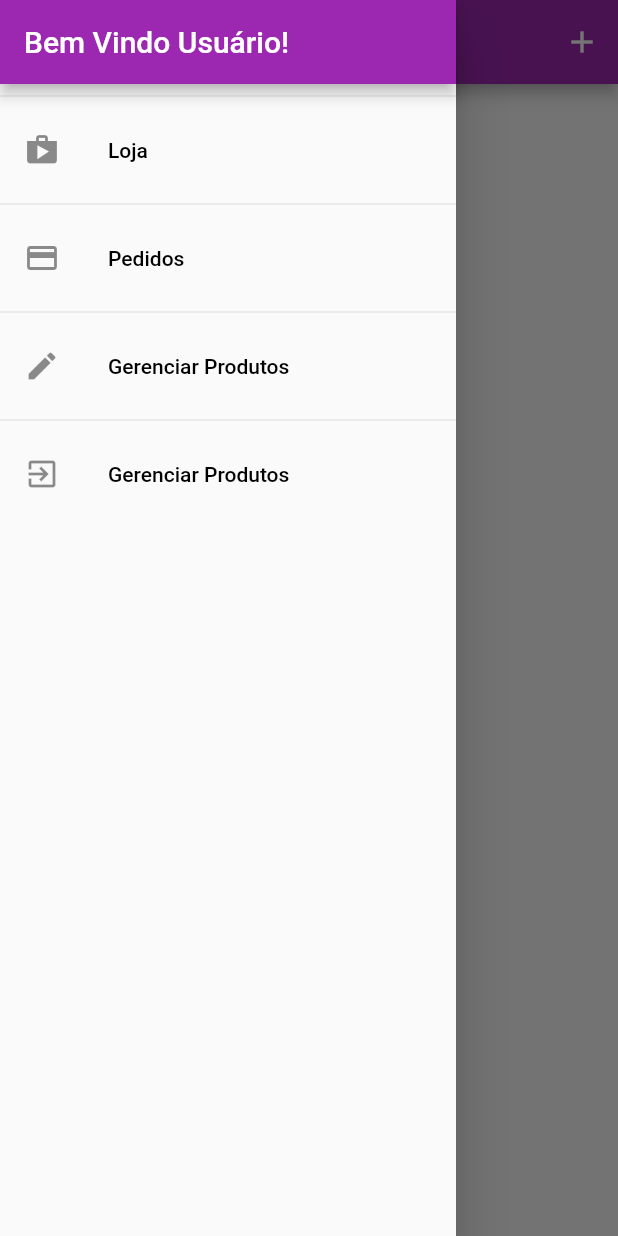
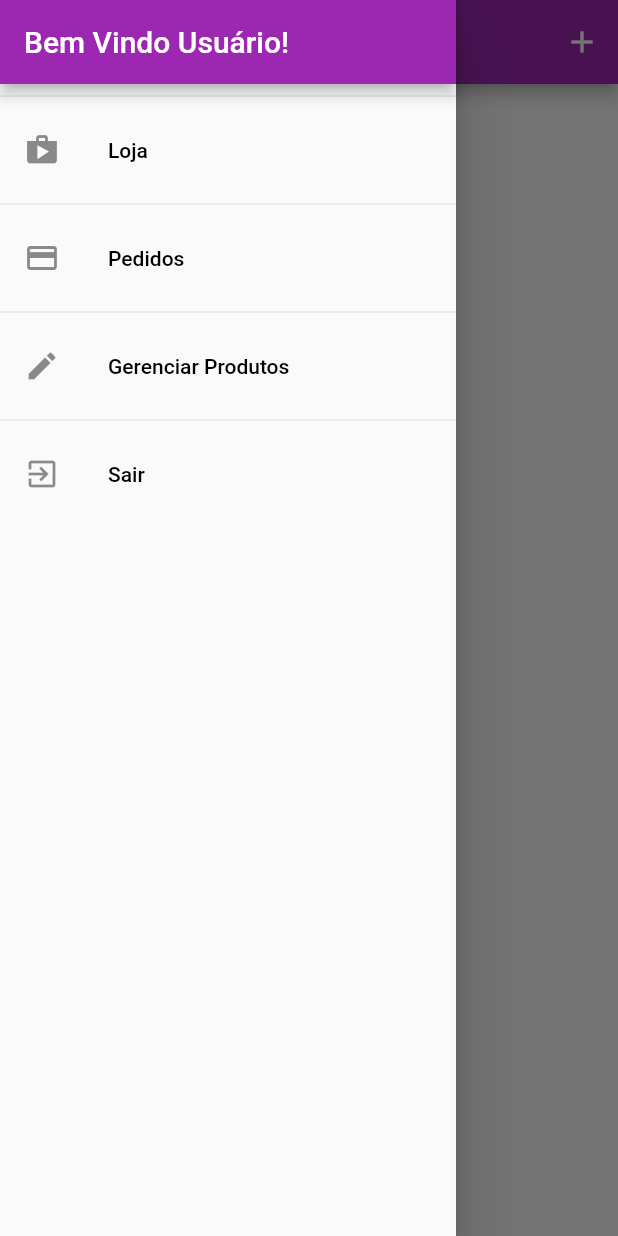
Before and after one commit to Jose-Alves92/shop, a Flutter app: the ProductsPage screen opened by its route, with the side drawer open, on a phone screen of 412 x 824 dp. Run offline on Flutter 3.47's test engine with Material 2 defaults, Android fonts, the phone set to English and light mode, and no system bars; our stand-ins replace shared_preferences; accounts and stored records are empty; network calls fail.

Commit message:
Ajuste de layout

```diff
--- a/lib/components/app_drawer_widget.dart
+++ b/lib/components/app_drawer_widget.dart
@@ -49,7 +49,7 @@ class AppDrawerWidget extends StatelessWidget {
           const Divider(),
           ListTile(
             leading: const Icon(Icons.exit_to_app),
-            title: const Text('Gerenciar Produtos',
+            title: const Text('Sair',
                 style: TextStyle(color: Colors.black)),
             onTap: () {
               Provider.of<AuthModel>(context, listen: false).logout();
--- a/lib/components/order_widget.dart
+++ b/lib/components/order_widget.dart
@@ -1,4 +1,4 @@
-import 'dart:math';
+
 import 'package:flutter/material.dart';
 import 'package:intl/intl.dart';
 import 'package:shop/models/order_model.dart';
--- a/lib/pages/product_detail_page.dart
+++ b/lib/pages/product_detail_page.dart
@@ -16,6 +16,7 @@ class ProductDetailPage extends StatelessWidget {
             pinned: true,
             flexibleSpace: FlexibleSpaceBar(
               title: Text(product.name),
+              centerTitle: true,
               background: Stack(fit: StackFit.expand, children: [
                 Hero(
                   tag: product.id,
```
Also changed, not shown: lib/components/auth_form_widget.dart (+3 -4 lines), lib/models/auth_model.dart (+10 -8 lines).
